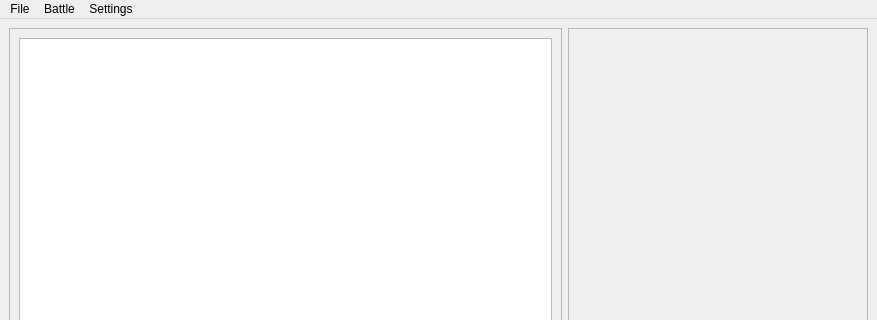
Old version of the form data/ui/mainwindow.ui in the repository tvoli/pybotwar; both pictures show x 0 to 877 and y 0 to 320 of the 877 by 786 pixel window.
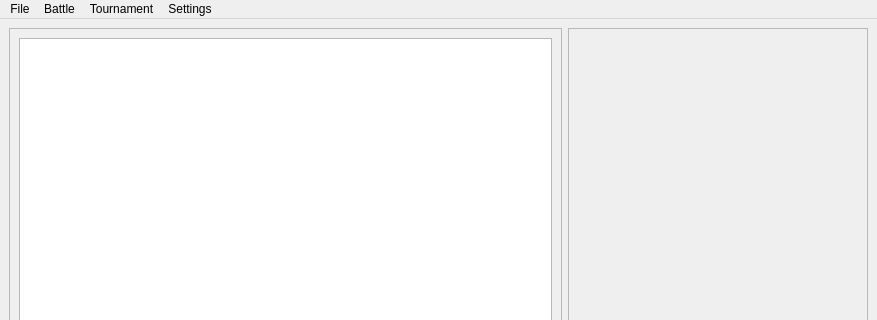
New version of the form.

Commit message: reorganize qt4 menus

What changed in the file:
```diff
--- a/data/ui/mainwindow.ui
+++ b/data/ui/mainwindow.ui
@@ -134,8 +134,15 @@
     <addaction name="actionSingleStep"/>
     <addaction name="actionRestart"/>
    </widget>
+   <widget class="QMenu" name="menuTournament">
+    <property name="title">
+     <string>Tournament</string>
+    </property>
+    <addaction name="actionNew"/>
+   </widget>
    <addaction name="menuFile"/>
    <addaction name="menuBattle"/>
+   <addaction name="menuTournament"/>
    <addaction name="menuSettings"/>
   </widget>
   <widget class="QStatusBar" name="statusbar"/>
```
Left out of the diff: 18 changed lines with no effect on the pictures.
